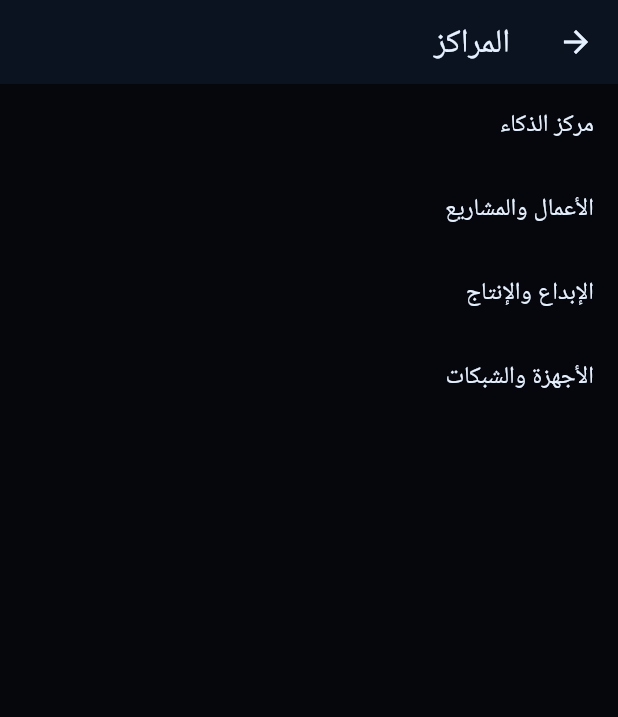
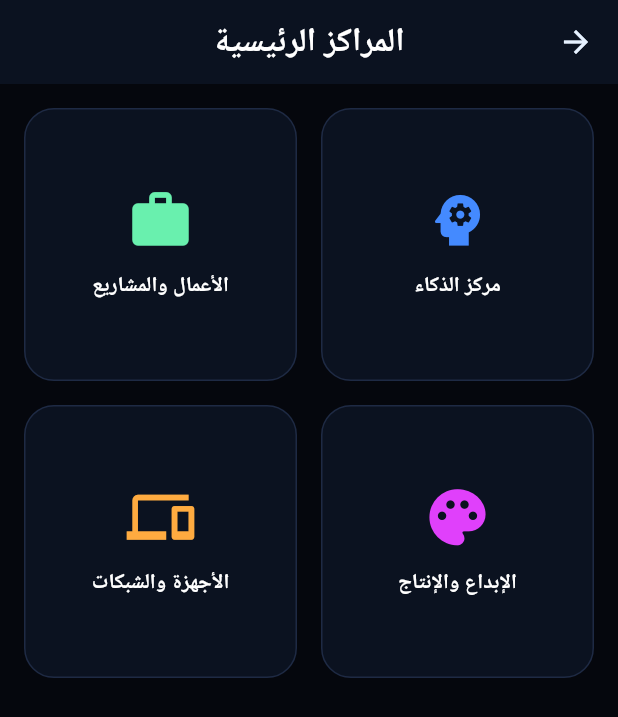
Before and after one commit to glalahosyya-netizen/alphabot_v10, a Flutter app: the screen it shows after launch, in the side drawer, after a tap on "المراكز الرئيسية", on a phone screen of 412 x 824 dp. Shown: the top 717 px of the screen. Run offline on Flutter 3.47's test engine with Material 3 defaults, Android fonts, the phone set to English and light mode, and no system bars.

Commit message:
Update centers_screen.dart

```diff
--- a/lib/screens/centers_screen.dart
+++ b/lib/screens/centers_screen.dart
@@ -1,5 +1,4 @@
 import 'package:flutter/material.dart';
-import 'intelligence_center_screen.dart';
 
 class CentersScreen extends StatelessWidget {
   const CentersScreen({super.key});
@@ -7,22 +6,84 @@ class CentersScreen extends StatelessWidget {
   @override
   Widget build(BuildContext context) {
     return Scaffold(
-      appBar: AppBar(title: const Text('المراكز')),
-      body: ListView(
-        children: [
-          ListTile(
-            title: const Text('مركز الذكاء'),
-            onTap: () {
-              Navigator.push(
-                context,
-                MaterialPageRoute(builder: (context) => const IntelligenceCenterScreen()),
-              );
-            },
-          ),
-          const ListTile(title: Text('الأعمال والمشاريع')),
-          const ListTile(title: Text('الإبداع والإنتاج')),
-          const ListTile(title: Text('الأجهزة والشبكات')),
-        ],
+      backgroundColor: const Color(0xFF05070D),
+      appBar: AppBar(
+        backgroundColor: const Color(0xFF0B1220),
+        title: const Text(
+          'المراكز الرئيسية',
+          style: TextStyle(color: Colors.white, fontWeight: FontWeight.bold),
+        ),
+        centerTitle: true,
+      ),
+      body: Padding(
+        padding: const EdgeInsets.all(16),
+        child: GridView.count(
+          crossAxisCount: 2,
+          crossAxisSpacing: 16,
+          mainAxisSpacing: 16,
+          children: [
+            Container(
+              decoration: BoxDecoration(
+                color: const Color(0xFF0B1220),
+                borderRadius: BorderRadius.circular(20),
+                border: Border.all(color: const Color(0xFF1E2A44)),
+              ),
+              child: const Column(
+                mainAxisAlignment: MainAxisAlignment.center,
+                children: [
+                  Icon(Icons.psychology, size: 45, color: Colors.blueAccent),
+                  SizedBox(height: 12),
+                  Text('مركز الذكاء', style: TextStyle(color: Colors.white, fontWeight: FontWeight.bold)),
+                ],
+              ),
+            ),
+            Container(
+              decoration: BoxDecoration(
+                color: const Color(0xFF0B1220),
+                borderRadius: BorderRadius.circular(20),
+                border: Border.all(color: const Color(0xFF1E2A44)),
+              ),
+              child: const Column(
+                mainAxisAlignment: MainAxisAlignment.center,
+                children: [
+                  Icon(Icons.work, size: 45, color: Colors.greenAccent),
+                  SizedBox(height: 12),
+                  Text('الأعمال والمشاريع', style: TextStyle(color: Colors.white, fontWeight: FontWeight.bold)),
+                ],
+              ),
+            ),
+            Container(
+              decoration: BoxDecoration(
+                color: const Color(0xFF0B1220),
+                borderRadius: BorderRadius.circular(20),
+                border: Border.all(color: const Color(0xFF1E2A44)),
+              ),
+              child: const Column(
+                mainAxisAlignment: MainAxisAlignment.center,
+                children: [
+                  Icon(Icons.palette, size: 45, color: Colors.purpleAccent),
+                  SizedBox(height: 12),
+                  Text('الإبداع والإنتاج', style: TextStyle(color: Colors.white, fontWeight: FontWeight.bold)),
+                ],
+              ),
+            ),
+            Container(
+              decoration: BoxDecoration(
+                color: const Color(0xFF0B1220),
+                borderRadius: BorderRadius.circular(20),
+                border: Border.all(color: const Color(0xFF1E2A44)),
+              ),
+              child: const Column(
+                mainAxisAlignment: MainAxisAlignment.center,
+                children: [
+                  Icon(Icons.devices, size: 45, color: Colors.orangeAccent),
+                  SizedBox(height: 12),
+                  Text('الأجهزة والشبكات', style: TextStyle(color: Colors.white, fontWeight: FontWeight.bold)),
+                ],
+              ),
+            ),
+          ],
+        ),
       ),
     );
   }
```
